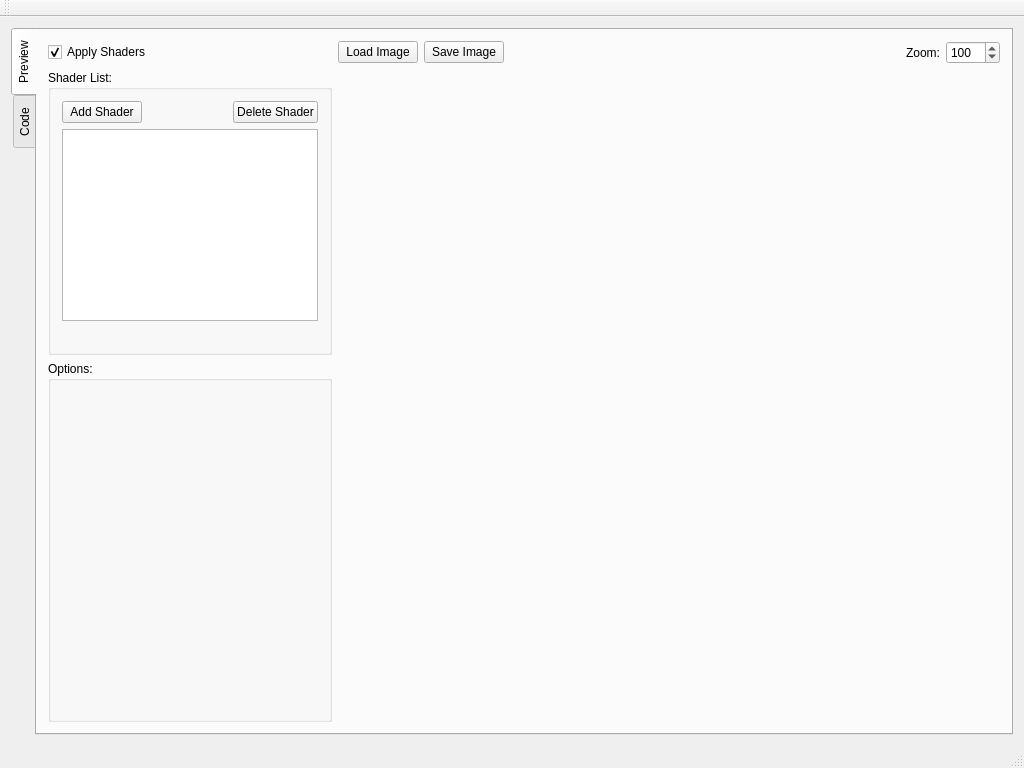
jgosmann/ASL, file src/gui/mainwindow.ui: the form before one commit.
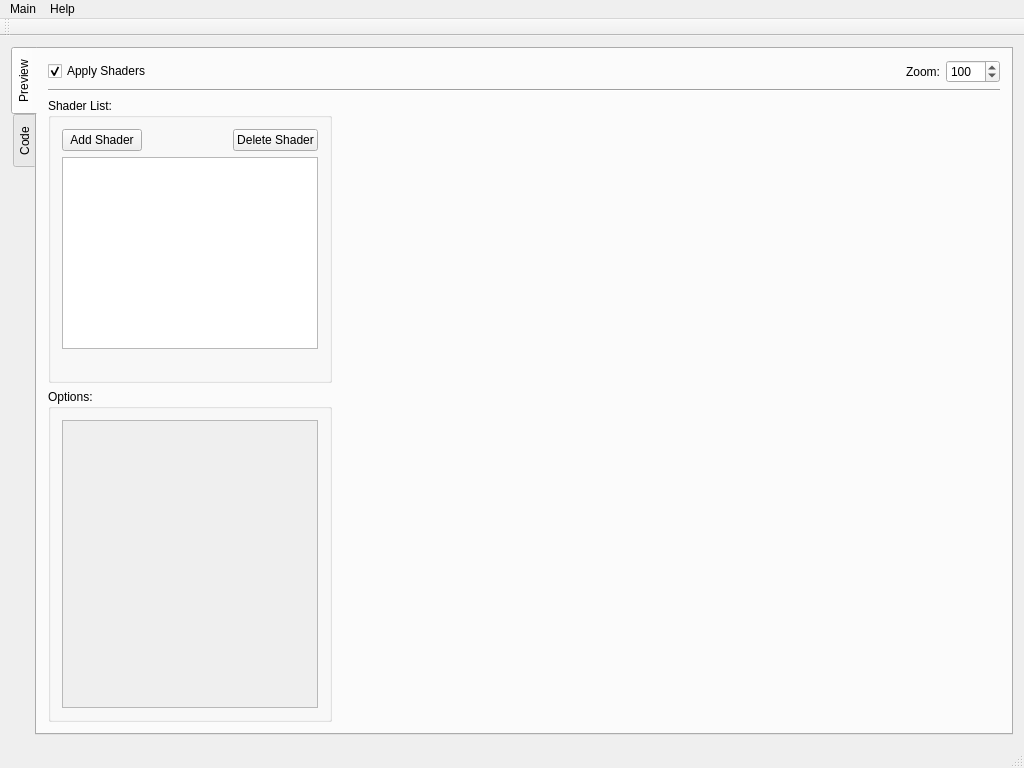
The form after the commit. Custom widgets are drawn as their Qt base class.

Commit message: Modified the GUI in mainwindow.ui: - moved Load/Save-Image functionality to main menue - expanded main menue - added load/remove shader PushButton to top of ShaderList - inserted a scrollArea to groupBox_ShaderOptions that is promoted to   class UniformOptionGenerator

```diff
--- a/src/gui/mainwindow.ui
+++ b/src/gui/mainwindow.ui
@@ -56,7 +56,7 @@
           </property>
          </widget>
         </item>
-        <item row="1" column="6">
+        <item row="1" column="5">
          <widget class="QSpinBox" name="spinBox_Zoom">
           <property name="sizePolicy">
            <sizepolicy hsizetype="Fixed" vsizetype="Fixed">
@@ -78,7 +78,7 @@
           </property>
          </widget>
         </item>
-        <item row="1" column="4">
+        <item row="1" column="3">
          <spacer name="horizontalSpacer_2">
           <property name="orientation">
            <enum>Qt::Horizontal</enum>
@@ -107,32 +107,18 @@
           </property>
          </spacer>
         </item>
-        <item row="1" column="5">
-         <widget class="QLabel" name="label_2">
+        <item row="1" column="4">
+         <widget class="QLabel" name="label_Zoom">
           <property name="text">
            <string>Zoom:</string>
           </property>
          </widget>
         </item>
-        <item row="1" column="2">
-         <widget class="QPushButton" name="pushButton_loadImage">
-          <property name="text">
-           <string>Load Image</string>
-          </property>
-         </widget>
-        </item>
-        <item row="1" column="3">
-         <widget class="QPushButton" name="pushButton_saveImage">
-          <property name="text">
-           <string>Save Image</string>
-          </property>
-         </widget>
-        </item>
-        <item row="2" column="2" rowspan="3" colspan="5">
+        <item row="3" column="2" rowspan="3" colspan="4">
          <widget class="gui::GLImageViewer" name="glDisplay" native="true"/>
         </item>
-        <item row="4" column="0" colspan="2">
-         <widget class="gui::UniformOptionBox" name="groupBox_Options">
+        <item row="5" column="0" colspan="2">
+         <widget class="QGroupBox" name="groupBox_ShaderOptions">
           <property name="sizePolicy">
            <sizepolicy hsizetype="Preferred" vsizetype="MinimumExpanding">
             <horstretch>0</horstretch>
@@ -142,12 +128,30 @@
           <property name="title">
            <string>Options:</string>
           </property>
-          <zorder>groupBox</zorder>
-          <zorder>groupBox</zorder>
+          <layout class="QVBoxLayout" name="verticalLayout_3">
+           <item>
+            <widget class="gui::UniformOptionGenerator" name="scrollArea">
+             <property name="widgetResizable">
+              <bool>true</bool>
+             </property>
+             <widget class="QWidget" name="scrollAreaWidgetContents">
+              <property name="geometry">
+               <rect>
+                <x>0</x>
+                <y>0</y>
+                <width>254</width>
+                <height>295</height>
+               </rect>
+              </property>
+              <layout class="QVBoxLayout" name="verticalLayout_4"/>
+             </widget>
+            </widget>
+           </item>
+          </layout>
          </widget>
         </item>
-        <item row="2" column="0" rowspan="2" colspan="2">
-         <widget class="QGroupBox" name="groupBox">
+        <item row="3" column="0" rowspan="2" colspan="2">
+         <widget class="QGroupBox" name="groupBox_ShaderList">
           <property name="sizePolicy">
            <sizepolicy hsizetype="Minimum" vsizetype="Minimum">
             <horstretch>0</horstretch>
@@ -217,7 +221,7 @@
            <item>
             <widget class="QLabel" name="label_Description">
              <property name="sizePolicy">
-              <sizepolicy hsizetype="Preferred" vsizetype="MinimumExpanding">
+              <sizepolicy hsizetype="Preferred" vsizetype="Minimum">
                <horstretch>0</horstretch>
                <verstretch>0</verstretch>
               </sizepolicy>
@@ -230,6 +234,13 @@
           </layout>
          </widget>
         </item>
+        <item row="2" column="0" colspan="6">
+         <widget class="Line" name="line">
+          <property name="orientation">
+           <enum>Qt::Horizontal</enum>
+          </property>
+         </widget>
+        </item>
        </layout>
       </widget>
       <widget class="QWidget" name="tab_Code">
@@ -255,6 +266,28 @@
      <height>27</height>
     </rect>
    </property>
+   <widget class="QMenu" name="menuMain">
+    <property name="title">
+     <string>Main</string>
+    </property>
+    <addaction name="action_LoadImage"/>
+    <addaction name="action_SaveImage"/>
+    <addaction name="separator"/>
+    <addaction name="action_Preferences"/>
+    <addaction name="separator"/>
+    <addaction name="action_Exit"/>
+   </widget>
+   <widget class="QMenu" name="menuAbout">
+    <property name="title">
+     <string>Help</string>
+    </property>
+    <addaction name="action_ASLManual"/>
+    <addaction name="separator"/>
+    <addaction name="action_About"/>
+    <addaction name="action_License"/>
+   </widget>
+   <addaction name="menuMain"/>
+   <addaction name="menuAbout"/>
   </widget>
   <widget class="QStatusBar" name="statusBar"/>
   <widget class="QToolBar" name="mainToolBar">
@@ -275,9 +308,9 @@
    <container>1</container>
   </customwidget>
   <customwidget>
-   <class>gui::UniformOptionBox</class>
-   <extends>QGroupBox</extends>
-   <header>gui/uniformoptionbox.h</header>
+   <class>gui::UniformOptionGenerator</class>
+   <extends>QScrollArea</extends>
+   <header>gui/uniformoptiongenerator.h</header>
    <container>1</container>
   </customwidget>
  </customwidgets>
```
Left out of the diff: 96 changed lines with no effect on the pictures. The commit also changes 6 other files.
